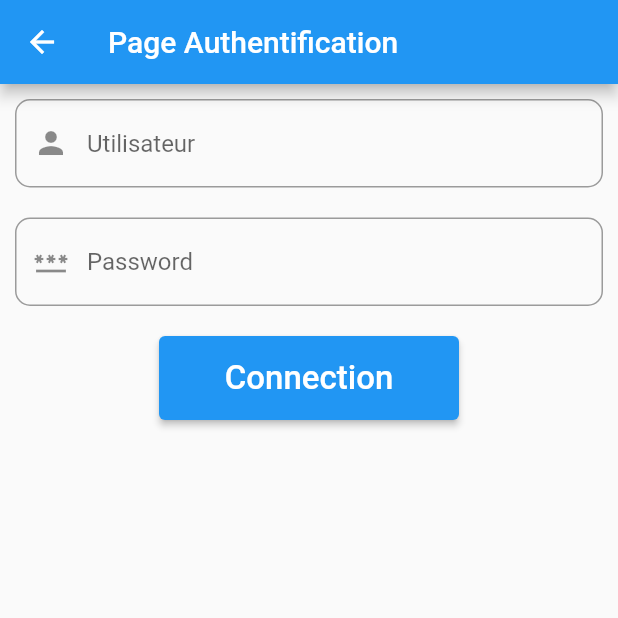
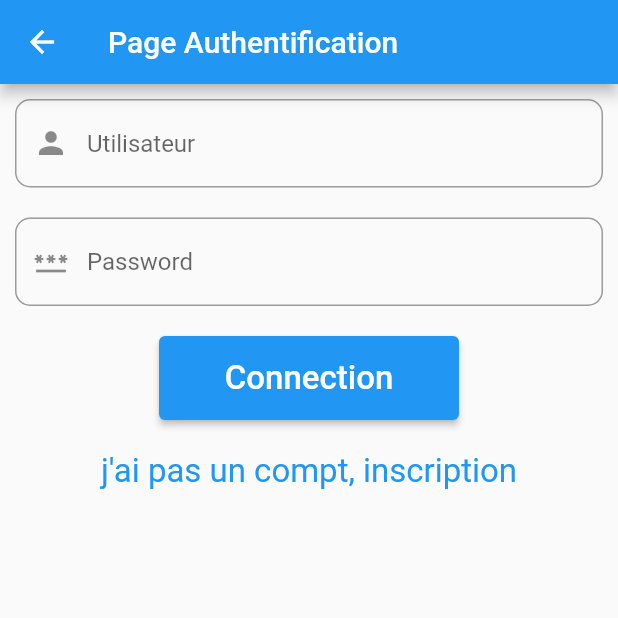
Before and after one commit to BENHALIMAmohamed/flutter_app, a Flutter app: the AuthentificationPage screen opened by its route, on a phone screen of 412 x 824 dp, the top half of it. Run offline on Flutter 3.47's test engine with Material 2 defaults, Android fonts, the phone set to English and light mode, and no system bars.

Commit message:
qustion 7 tp 3

```diff
--- a/lib/main.dart
+++ b/lib/main.dart
@@ -1,4 +1,3 @@
-
 import 'package:flutter/material.dart';
 import 'package:voyage/pages/home.page.dart';
 import 'package:voyage/pages/inscription.page.dart';
@@ -11,12 +10,12 @@ class MyApp extends StatelessWidget {
   final routes = {
     '/home': (context) => const HomePage(),
     '/inscription': (context) => const InscriptionPage(),
-    '/authentification': (context) =>  const AuthentificationPage(),
+    '/authentification': (context) => const AuthentificationPage(),
   };
 
   @override
   Widget build(BuildContext context) {
-    return  MaterialApp(
+    return MaterialApp(
       debugShowCheckedModeBanner: false,
       home: const InscriptionPage(),
       routes: routes,
--- a/lib/pages/authentification.page.dart
+++ b/lib/pages/authentification.page.dart
@@ -1,13 +1,12 @@
 import 'package:flutter/material.dart';
 
 class AuthentificationPage extends StatelessWidget {
-    const AuthentificationPage({super.key});
-
+  const AuthentificationPage({super.key});
 
   @override
   Widget build(BuildContext context) {
-     TextEditingController txtlogin = TextEditingController();
-     TextEditingController txtpassword = TextEditingController();
+    TextEditingController txtlogin = TextEditingController();
+    TextEditingController txtpassword = TextEditingController();
     return Scaffold(
         appBar: AppBar(title: const Text("Page Authentification")),
         body: Column(
@@ -45,10 +44,18 @@ class AuthentificationPage extends StatelessWidget {
                     'Connection',
                     style: TextStyle(fontSize: 22),
                   )),
+            ),
+            TextButton(
+              onPressed: () {
+                Navigator.pop(context);
+                Navigator.pushNamed(context, '/inscription');
+              },
+              style: TextButton.styleFrom(
+                textStyle: const TextStyle(fontSize: 22),
+              ),
+              child: const Text("j'ai pas un compt, inscription"),
             )
           ],
-        )
-
-    );
+        ));
   }
 }
```
Also changed, not shown: lib/pages/inscription.page.dart (+11 -2 lines).
